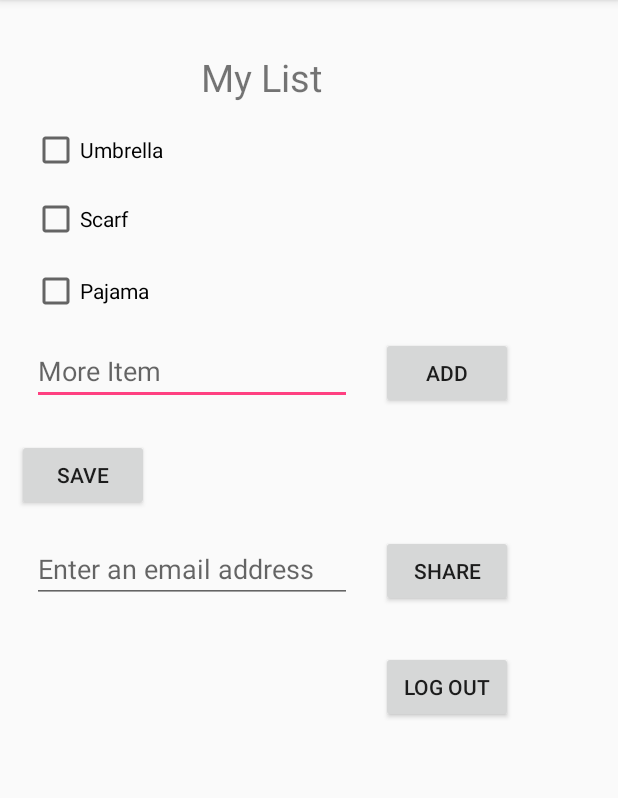
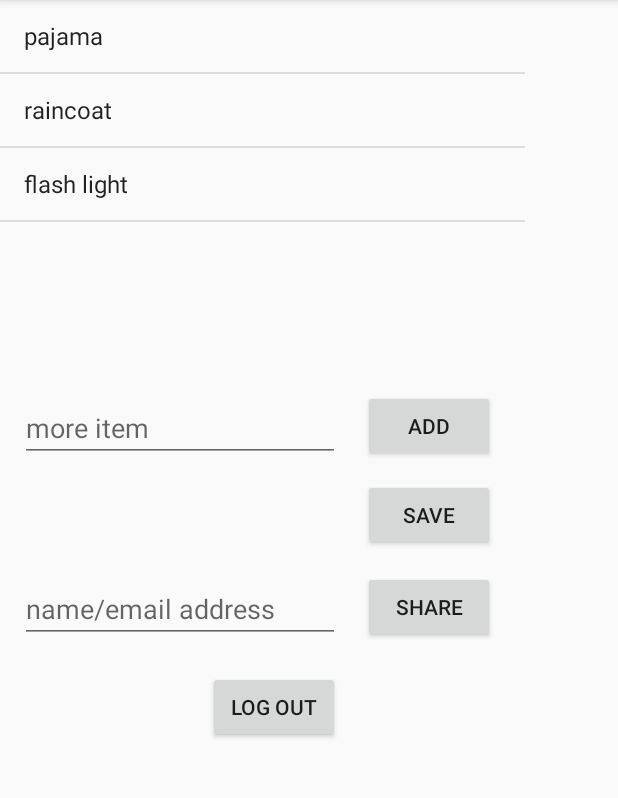
Before and after one commit to xiongxicheng/WePack, an Android app: the EditListActivity screen opened directly, with no data from a screen before it, on a phone screen of 412 x 824 dp, the part 84-882 px from its top. Run offline under Robolectric (Android 15) with nearby library versions, the phone set to English and light mode, and no system bars; our stand-ins replace Firebase (no records; nobody signed in at launch, a user with empty details on screens opened directly).

Commit message:
Add list view, enable add button

```diff
--- a/app/src/main/java/com/example/xiongxicheng/wepack/EditListActivity.java
+++ b/app/src/main/java/com/example/xiongxicheng/wepack/EditListActivity.java
@@ -6,6 +6,7 @@ import android.os.Bundle;
 import android.view.View;
 import android.widget.ArrayAdapter;
 import android.widget.Button;
+import android.widget.EditText;
 import android.widget.ListView;
 import android.widget.Toast;
 
@@ -18,20 +19,26 @@ import com.google.firebase.database.FirebaseDatabase;
 import com.google.firebase.database.ValueEventListener;
 
 import java.util.*;
-
+import android.widget.AdapterView;
 public class EditListActivity extends AppCompatActivity implements View.OnClickListener{
 
-//    private FirebaseAuth firebaseAuth;
+
 //    private DatabaseReference databaseReference;
 //    private FirebaseDatabase database;
 //    private DataSnapshot dataSnapshot;
-//    private ListView listViewPackList;
-//    @Override
+    private ListView listViewPackList;
+    private ArrayAdapter<String> myAdapter;
+
     private FirebaseAuth firebaseAuth;
     private Button buttonLogout;
     private Button buttonShare;
     private Button buttonSave;
+    private Button buttonAdd;
 
+    private EditText editTextAdd;
+    private EditText editTextShare;
+
+    @Override
     protected void onCreate(Bundle savedInstanceState) {
         super.onCreate(savedInstanceState);
         setContentView(R.layout.activity_edit_list);
@@ -43,16 +50,27 @@ public class EditListActivity extends AppCompatActivity implements View.OnClickL
             startActivity(new Intent(this,LoginActivity.class));
         }
         buttonLogout = (Button)findViewById(R.id.buttonLogout);
+        buttonAdd = (Button) findViewById(R.id.buttonAdd);
         buttonSave = (Button)findViewById(R.id.buttonSave);
         buttonShare= (Button)findViewById(R.id.buttonShare);
+
+        editTextAdd = (EditText) findViewById(R.id.editTextAdd);
+        editTextShare = (EditText) findViewById(R.id.editTextShare);
+
         buttonLogout.setOnClickListener(this);
         buttonShare.setOnClickListener(this);
         buttonSave.setOnClickListener(this);
+        buttonAdd.setOnClickListener(this);
 
 //  Listview not working
-//        String[] arr = new String[]{"as", "ad", "af"};
-//        listViewPackList = (ListView) findViewById(R.id.listViewPackList);
-//        listViewPackList.setAdapter(new ArrayAdapter<String>(this,R.layout.activity_edit_list, arr));
+        String[] arr = new String[]{"pajama", "raincoat", "flash light"};
+        listViewPackList = (ListView) findViewById(R.id.listViewPackList);
+        listViewPackList.setSelector(R.drawable.listselector);
+        myAdapter = new ArrayAdapter<>(this,android.R.layout.simple_list_item_1);
+        listViewPackList.setAdapter(myAdapter);
+        for(int i=0;i<arr.length;i++){
+            myAdapter.add(arr[i]);
+        }
 
 //        final List<PackList> packLists = new ArrayList<>();
 //
@@ -82,6 +100,10 @@ public class EditListActivity extends AppCompatActivity implements View.OnClickL
 
     @Override
     public void onClick(View view){
+        if(view == buttonAdd){
+            String item = editTextAdd.getText().toString().trim();
+            myAdapter.add(item);
+        }
         if(view == buttonLogout){
             firebaseAuth.signOut();
             finish();
--- /dev/null
+++ b/app/src/main/res/drawable/listselector.xml
@@ -0,0 +1,10 @@
+<?xml version="1.0" encoding="utf-8"?>
+<selector xmlns:android="http://schemas.android.com/apk/res/android">
+
+    <item android:state_pressed="true"
+        android:drawable="@color/button_pressed"/> <!-- pressed -->
+    <item android:state_focused="true"
+        android:drawable="@color/button_focused"/> <!-- focused -->
+    <item android:drawable="@color/button_default"/> <!-- default -->
+
+</selector>
--- a/app/src/main/res/layout/activity_edit_list.xml
+++ b/app/src/main/res/layout/activity_edit_list.xml
@@ -6,119 +6,90 @@
     android:layout_height="match_parent"
     tools:context="com.example.xiongxicheng.wepack.EditListActivity">
 
-
         <RelativeLayout
             android:layout_width="368dp"
             android:layout_height="495dp"
             tools:layout_editor_absoluteX="8dp"
             tools:layout_editor_absoluteY="8dp">
 
-        <CheckBox
-            android:id="@+id/checkBox7"
+                <ListView
+                    android:id="@+id/listViewPackList"
+                    android:layout_width="350dp"
+                    android:layout_height="250dp"
+                    android:layout_alignParentTop="true"
+                    android:layout_alignParentLeft="true"
+                    android:layout_alignParentStart="true" />
+
+
+                <Button
+            android:id="@+id/buttonAdd"
             android:layout_width="wrap_content"
             android:layout_height="wrap_content"
-            android:layout_alignParentLeft="true"
-            android:layout_alignParentStart="true"
-            android:layout_alignParentTop="true"
-            android:layout_marginLeft="21dp"
-            android:layout_marginStart="21dp"
-            android:layout_marginTop="84dp"
-            android:text="Umbrella" />
-
-        <CheckBox
-            android:id="@+id/checkBox8"
-            android:layout_width="wrap_content"
-            android:layout_height="wrap_content"
-            android:layout_alignLeft="@+id/checkBox7"
-            android:layout_alignStart="@+id/checkBox7"
-            android:layout_below="@+id/checkBox7"
-            android:layout_marginTop="14dp"
-            android:text="Scarf" />
-
-        <CheckBox
-            android:id="@+id/checkBox9"
-            android:layout_width="wrap_content"
-            android:layout_height="wrap_content"
-            android:layout_alignLeft="@+id/checkBox8"
-            android:layout_alignStart="@+id/checkBox8"
-            android:layout_below="@+id/checkBox8"
-            android:layout_marginTop="16dp"
-            android:text="Pajama" />
-
-        <EditText
-            android:id="@+id/editText2"
-            android:layout_width="wrap_content"
-            android:layout_height="wrap_content"
-            android:layout_alignLeft="@+id/checkBox9"
-            android:layout_alignStart="@+id/checkBox9"
-            android:layout_centerVertical="true"
-            android:ems="10"
-            android:inputType="textPersonName"
-            android:hint="More Item" />
-
-        <Button
-            android:id="@+id/button2"
-            android:layout_width="wrap_content"
-            android:layout_height="wrap_content"
-            android:layout_alignTop="@+id/editText2"
-            android:layout_marginLeft="19dp"
-            android:layout_marginStart="19dp"
-            android:layout_toEndOf="@+id/editText2"
-            android:layout_toRightOf="@+id/editText2"
-            android:text="ADD" />
+            android:text="Add"
+                    android:layout_marginLeft="15dp"
+            android:layout_marginStart="15dp"
+            android:layout_marginTop="10dp"
+                    android:layout_below="@+id/listViewPackList"
+                    android:layout_toRightOf="@+id/editTextAdd"
+                    android:layout_toEndOf="@+id/editTextAdd" />
 
                 <Button
                     android:id="@+id/buttonSave"
                     android:layout_width="wrap_content"
                     android:layout_height="wrap_content"
-            android:layout_marginTop="20dp"
+                    android:layout_marginTop="11dp"
                     android:text="Save"
-            android:layout_below="@+id/button2"
-            android:layout_alignRight="@+id/checkBox9"
-            android:layout_alignEnd="@+id/checkBox9" />
+                    android:layout_below="@+id/buttonAdd"
+                    android:layout_alignLeft="@+id/buttonAdd"
+                    android:layout_alignStart="@+id/buttonAdd" />
+
+                <EditText
+                    android:id="@+id/editTextAdd"
+                    android:layout_width="wrap_content"
+                    android:layout_height="wrap_content"
+                    android:ems="10"
+                    android:inputType="textPersonName"
+                    android:hint="more item"
+                    android:layout_above="@+id/buttonSave"
+                    android:layout_alignParentLeft="true"
+                    android:layout_alignParentStart="true"
+                    android:layout_marginLeft="13dp"
+                    android:layout_marginStart="13dp" />
 
                 <Button
                     android:id="@+id/buttonShare"
                     android:layout_width="wrap_content"
                     android:layout_height="wrap_content"
-            android:text="Share"
-            android:layout_alignTop="@+id/editText3"
-            android:layout_alignLeft="@+id/button2"
-            android:layout_alignStart="@+id/button2" />
+                    android:text="share"
+                    android:layout_below="@+id/buttonSave"
+                    android:layout_alignLeft="@+id/buttonSave"
+                    android:layout_alignStart="@+id/buttonSave"
+                    android:layout_marginTop="13dp" />
 
-        <TextView
-            android:id="@+id/textView4"
+                <EditText
+                    android:id="@+id/editTextShare"
                     android:layout_width="wrap_content"
                     android:layout_height="wrap_content"
-            android:layout_alignParentTop="true"
-            android:layout_marginLeft="25dp"
-            android:layout_marginStart="25dp"
-            android:layout_marginTop="34dp"
-            android:textSize="25dp"
-            android:layout_toEndOf="@+id/checkBox7"
-            android:layout_toRightOf="@+id/checkBox7"
-            android:text="My List" />
-
-        <EditText
-            android:id="@+id/editText3"
-            android:layout_width="wrap_content"
-            android:layout_height="wrap_content"
+                    android:layout_alignBottom="@+id/buttonShare"
+                    android:layout_alignLeft="@+id/editTextAdd"
+                    android:layout_alignStart="@+id/editTextAdd"
                     android:ems="10"
                     android:inputType="textPersonName"
-            android:hint="Enter an email address"
-            android:layout_below="@+id/buttonSave"
-            android:layout_toLeftOf="@+id/button2"
-            android:layout_toStartOf="@+id/button2"
-            android:layout_marginTop="16dp" />
+                    android:hint="name/email address" />
 
                 <Button
                     android:id="@+id/buttonLogout"
                     android:layout_width="wrap_content"
                     android:layout_height="wrap_content"
-            android:text="Log Out"
+                    android:text="Log out"
                     android:layout_alignParentBottom="true"
-            android:layout_alignLeft="@+id/buttonShare"
-            android:layout_alignStart="@+id/buttonShare"
-            android:layout_marginBottom="13dp" />
+                    android:layout_alignRight="@+id/editTextShare"
+                    android:layout_alignEnd="@+id/editTextShare" />
+
+
         </RelativeLayout>
+
+
+
+
 </android.support.constraint.ConstraintLayout>
--- a/app/src/main/res/values/colors.xml
+++ b/app/src/main/res/values/colors.xml
@@ -3,4 +3,9 @@
     <color name="colorPrimary">#3F51B5</color>
     <color name="colorPrimaryDark">#303F9F</color>
     <color name="colorAccent">#FF4081</color>
+    <drawable name="focused">#ff5500</drawable>
+    <drawable name="selected">#FF00FF</drawable>
+    <color name="button_pressed">#ff8a00</color>
+    <color name="button_focused">#ff8a00</color>
+    <color name="button_default">#1c76bb</color>
 </resources>
```
Lines whose indentation alone changed are shown as unchanged.
